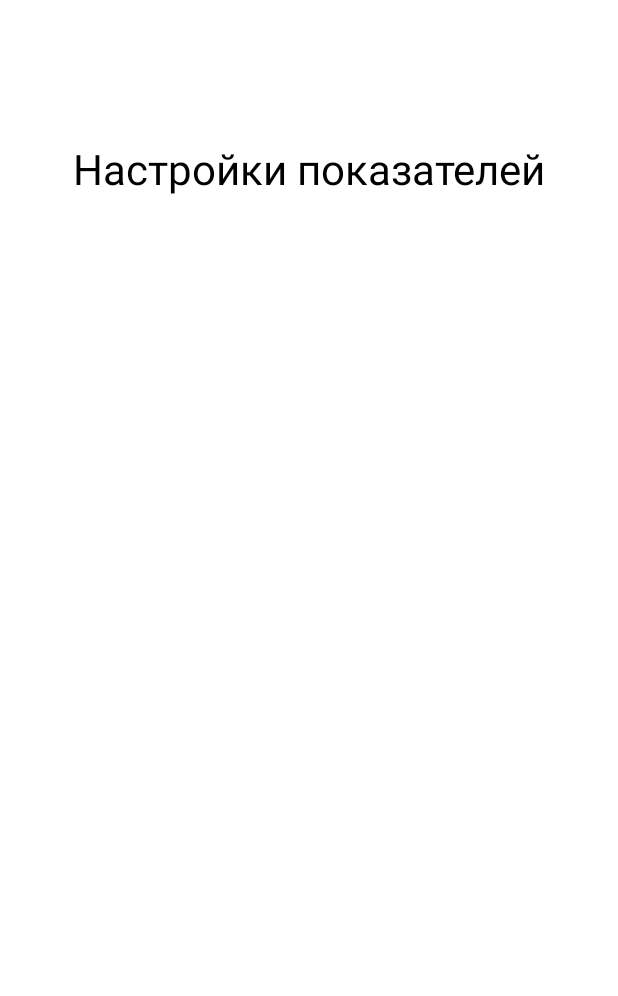
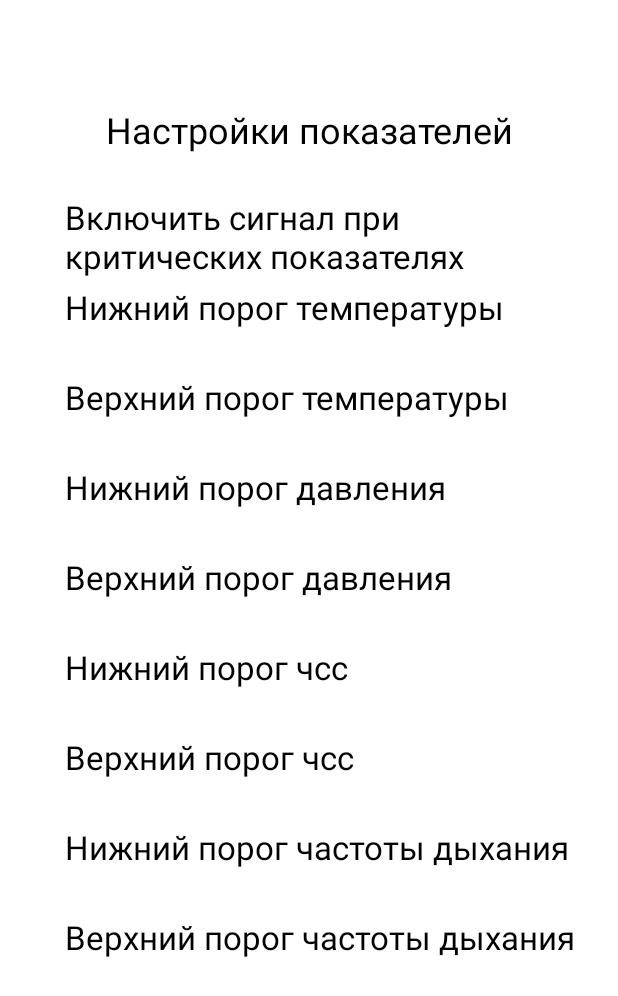
Before and after one commit to AlexSergo/MyPet, an Android app: the layout fragment_settings.xml on its own in the app's theme, with its tools: preview values and no code run, on a phone screen of 412 x 824 dp. Shown: the top 996 px of the screen. Run offline under Robolectric (Android 15) with nearby library versions, the phone set to English and light mode, and no system bars.

Commit message:
settings changed

```diff
--- a/app/src/main/res/layout/fragment_settings.xml
+++ b/app/src/main/res/layout/fragment_settings.xml
@@ -7,12 +7,101 @@
 
     <!-- TODO: Update blank fragment layout -->
     <TextView
-        android:layout_marginTop="93dp"
-        android:textSize="28sp"
+        android:layout_marginTop="70dp"
+        android:textSize="24sp"
         android:layout_width="match_parent"
         android:layout_height="wrap_content"
         android:gravity="center"
         android:text="@string/metric_settings"
         android:textColor="@color/black"/>
 
+    <TextView
+        android:layout_width="280dp"
+        android:layout_height="wrap_content"
+        android:layout_marginStart="43dp"
+        android:layout_marginTop="130dp"
+        android:gravity="start"
+        android:text="@string/turn_on_signal"
+        android:textColor="@color/black"
+        android:textSize="22sp" />
+
+    <TextView
+        android:layout_marginTop="190dp"
+        android:layout_marginStart="43dp"
+        android:textSize="22sp"
+        android:layout_width="wrap_content"
+        android:layout_height="wrap_content"
+        android:gravity="start"
+        android:text="@string/low_temperature"
+        android:textColor="@color/black"/>
+
+    <TextView
+        android:layout_marginTop="250dp"
+        android:layout_marginStart="43dp"
+        android:textSize="22sp"
+        android:layout_width="wrap_content"
+        android:layout_height="wrap_content"
+        android:gravity="start"
+        android:text="@string/high_temperature"
+        android:textColor="@color/black"/>
+
+    <TextView
+        android:layout_marginTop="310dp"
+        android:layout_marginStart="43dp"
+        android:textSize="22sp"
+        android:layout_width="wrap_content"
+        android:layout_height="wrap_content"
+        android:gravity="start"
+        android:text="@string/low_pressure"
+        android:textColor="@color/black"/>
+
+    <TextView
+        android:layout_marginTop="370dp"
+        android:layout_marginStart="43dp"
+        android:textSize="22sp"
+        android:layout_width="wrap_content"
+        android:layout_height="wrap_content"
+        android:gravity="start"
+        android:text="@string/high_pressure"
+        android:textColor="@color/black"/>
+
+    <TextView
+        android:layout_marginTop="430dp"
+        android:layout_marginStart="43dp"
+        android:textSize="22sp"
+        android:layout_width="wrap_content"
+        android:layout_height="wrap_content"
+        android:gravity="start"
+        android:text="@string/low_heart_rate"
+        android:textColor="@color/black"/>
+
+    <TextView
+        android:layout_marginTop="490dp"
+        android:layout_marginStart="43dp"
+        android:textSize="22sp"
+        android:layout_width="wrap_content"
+        android:layout_height="wrap_content"
+        android:gravity="start"
+        android:text="@string/high_heart_rate"
+        android:textColor="@color/black"/>
+
+    <TextView
+        android:layout_marginTop="550dp"
+        android:layout_marginStart="43dp"
+        android:textSize="22sp"
+        android:layout_width="wrap_content"
+        android:layout_height="wrap_content"
+        android:gravity="start"
+        android:text="@string/low_breathing_rate"
+        android:textColor="@color/black"/>
+
+    <TextView
+        android:layout_marginTop="610dp"
+        android:layout_marginStart="43dp"
+        android:textSize="22sp"
+        android:layout_width="wrap_content"
+        android:layout_height="wrap_content"
+        android:gravity="start"
+        android:text="@string/high_breathing_rate"
+        android:textColor="@color/black"/>
 </FrameLayout>
--- a/app/src/main/res/values/strings.xml
+++ b/app/src/main/res/values/strings.xml
@@ -23,4 +23,13 @@
     <string name="day">День</string>
     <string name="week">Неделя</string>
     <string name="month">Месяц</string>
+    <string name="turn_on_signal">Включить сигнал при критических показателях</string>
+    <string name="low_temperature">Нижний порог температуры</string>
+    <string name="high_temperature">Верхний порог температуры</string>
+    <string name="low_pressure">Нижний порог давления</string>
+    <string name="high_pressure">Верхний порог давления</string>
+    <string name="low_heart_rate">Нижний порог чсс</string>
+    <string name="high_heart_rate">Верхний порог чсс</string>
+    <string name="low_breathing_rate">Нижний порог частоты дыхания</string>
+    <string name="high_breathing_rate">Верхний порог частоты дыхания</string>
 </resources>
```
